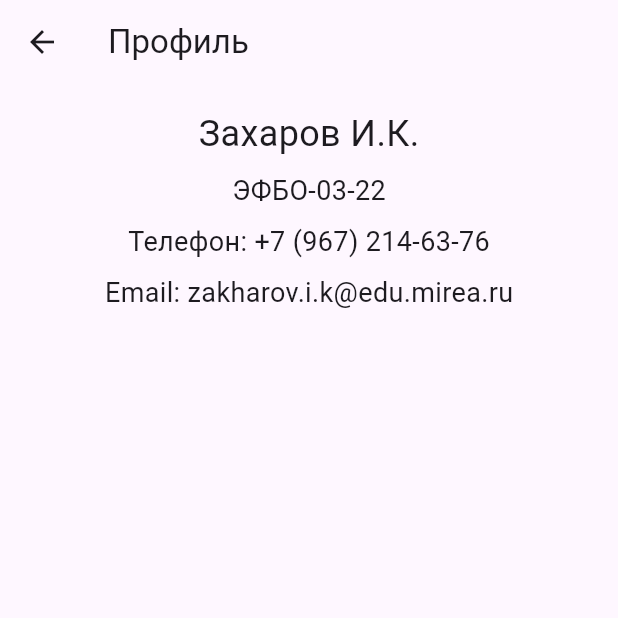
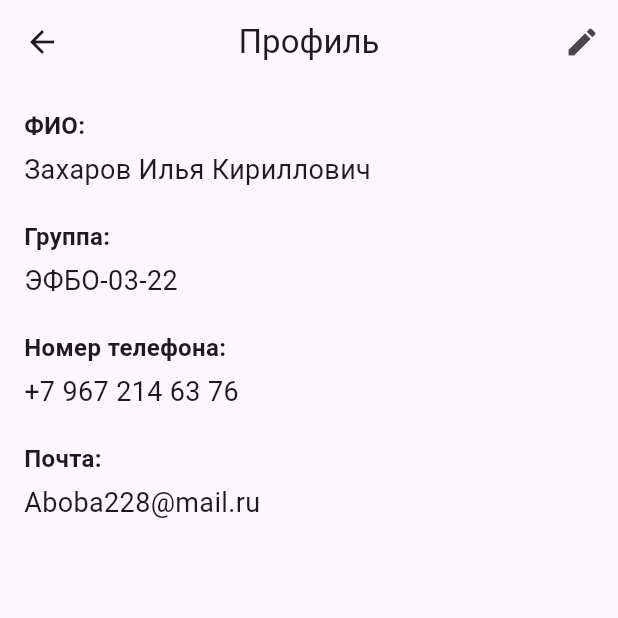
Before and after one commit to Zakharov-Ilya-Proger/PKS1, a Flutter app: the ProfilePage screen opened directly, on a phone screen of 412 x 824 dp, the top half of it. Run offline on Flutter 3.47's test engine with Material 3 defaults, Android fonts, the phone set to English and light mode, and no system bars; our stand-ins replace flutter_slidable; network calls fail.

Commit message:
ПКС 6

```diff
--- a/lib/components/KvasCard.dart
+++ b/lib/components/KvasCard.dart
@@ -13,8 +13,8 @@ class KvasCard extends StatelessWidget {
   @override
   Widget build(BuildContext context) {
     return Container(
-      width: MediaQuery.of(context).size.width * 0.50,
-      height: MediaQuery.of(context).size.height * 0.45,
+      width: MediaQuery.of(context).size.width * 0.95,
+      height: MediaQuery.of(context).size.height * 0.35,
       decoration: BoxDecoration(
         border: Border.all(
           color: Colors.black26,
--- a/lib/models/KvasItem.dart
+++ b/lib/models/KvasItem.dart
@@ -2,8 +2,9 @@ class KvasItem{
   final String name;
   final String description;
   final String imageUrl;
-  bool lovely;
+  bool lovely = false;
+  bool inBasket = false;
 
-  KvasItem(this.name, this.description, this.imageUrl, this.lovely);
+  KvasItem(this.name, this.description, this.imageUrl);
 
 }
--- a/lib/pages/AddKvasPage.dart
+++ b/lib/pages/AddKvasPage.dart
@@ -60,7 +60,7 @@ class _AddKvasPageState extends State<AddKvasPage> {
                 if (title.isNotEmpty &&
                     text.isNotEmpty &&
                     imageUrl.isNotEmpty) {
-                  final KvasItem newNote = KvasItem(title, text, imageUrl, false);
+                  final KvasItem newNote = KvasItem(title, text, imageUrl);
                   widget.onNoteAdded(newNote);
                 }
               },
--- a/lib/pages/ProfilePage.dart
+++ b/lib/pages/ProfilePage.dart
@@ -1,47 +1,73 @@
 import 'package:flutter/material.dart';
 
-class ProfilePage extends StatelessWidget {
-  const ProfilePage({super.key});
+class ProfilePage extends StatefulWidget {
+  @override
+  _ProfilePageState createState() => _ProfilePageState();
+}
 
-  final String name = 'Захаров И.К.';
-  final String group = 'ЭФБО-03-22';
-  final String phoneNumber = '+7 (967) 214-63-76';
-  final String email = 'zakharov.i.k@edu.mirea.ru';
+class _ProfilePageState extends State<ProfilePage> {
+  bool isEditing = false;
+
+  final TextEditingController fullNameController = TextEditingController(text: 'Захаров Илья Кириллович');
+  final TextEditingController groupController = TextEditingController(text: 'ЭФБО-03-22');
+  final TextEditingController phoneNumberController = TextEditingController(text: '+7 967 214 63 76');
+  final TextEditingController emailController = TextEditingController(text: 'Aboba228@mail.ru');
+
+  void toggleEdit() {
+    setState(() {
+      isEditing = !isEditing;
+    });
+  }
 
   @override
   Widget build(BuildContext context) {
     return Scaffold(
       appBar: AppBar(
         title: const Text('Профиль'),
+        centerTitle: true,
+        actions: [
+          IconButton(
+            icon: Icon(isEditing ? Icons.save : Icons.edit),
+            onPressed: toggleEdit,
+          )
+        ],
       ),
-      body: Center(
-        child: Padding(
-          padding: const EdgeInsets.all(16.0),
-          child: Column(
-            children: [
-              Text(
-                name,
-                style: const TextStyle(fontSize: 24),
-              ),
-              const SizedBox(height: 8),
-              Text(
-                group,
-                style: const TextStyle(fontSize: 18),
-              ),
-              const SizedBox(height: 8),
-              Text(
-                'Телефон: $phoneNumber',
-                style: const TextStyle(fontSize: 18),
-              ),
-              const SizedBox(height: 8),
-              Text(
-                'Email: $email',
-                style: const TextStyle(fontSize: 18),
-              ),
-            ],
-          ),
+      body: Padding(
+        padding: const EdgeInsets.all(16.0),
+        child: Column(
+          crossAxisAlignment: CrossAxisAlignment.start,
+          children: [
+            buildProfileField('ФИО', fullNameController, isEditing),
+            const SizedBox(height: 20),
+            buildProfileField('Группа', groupController, isEditing),
+            const SizedBox(height: 20),
+            buildProfileField('Номер телефона', phoneNumberController, isEditing),
+            const SizedBox(height: 20),
+            buildProfileField('Почта', emailController, isEditing),
+          ],
         ),
       ),
     );
   }
+
+  Widget buildProfileField(String label, TextEditingController controller, bool isEditing) {
+    return Column(
+      crossAxisAlignment: CrossAxisAlignment.start,
+      children: [
+        Text(
+          '$label:',
+          style: const TextStyle(fontWeight: FontWeight.bold, fontSize: 16),
+        ),
+        const SizedBox(height: 5),
+        isEditing
+            ? TextField(
+          controller: controller,
+          decoration: const InputDecoration(
+            border: OutlineInputBorder(),
+          ),
+        )
+            : Text(controller.text, style: const TextStyle(fontSize: 18)),
+      ],
+    );
+  }
 }
--- a/pubspec.yaml
+++ b/pubspec.yaml
@@ -35,6 +35,7 @@ dependencies:
   # The following adds the Cupertino Icons font to your application.
   # Use with the CupertinoIcons class for iOS style icons.
   cupertino_icons: ^1.0.8
+  flutter_slidable: ^3.1.1
 
 dev_dependencies:
   flutter_test:
```
Also changed, not shown: lib/main.dart (+17 -12 lines), lib/models/BasketItem.dart (added, +9 -0 lines), lib/pages/HomePage.dart (+17 -4 lines), lib/pages/KvasBag.dart (added, +131 -0 lines), basketPage.png (added), deliteFromBasket.png (added), favoritePage.png (deleted), mainPage.png, profilePage.png (deleted), pubspec.lock, userPage.png (added), 1 other file.
